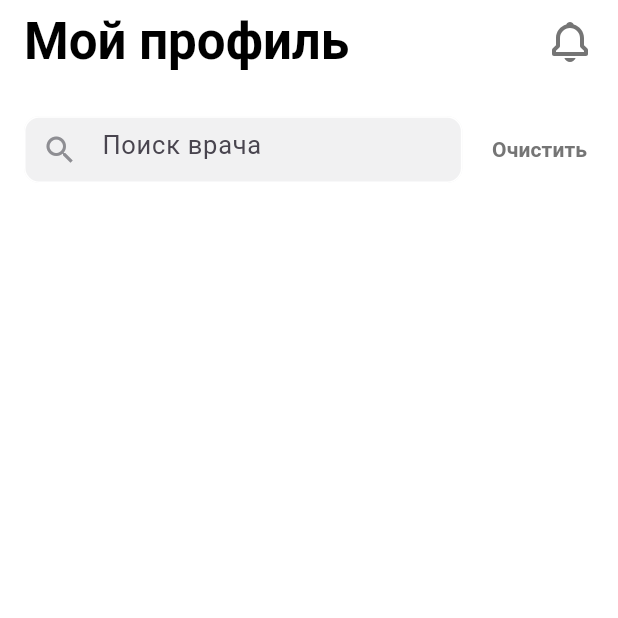
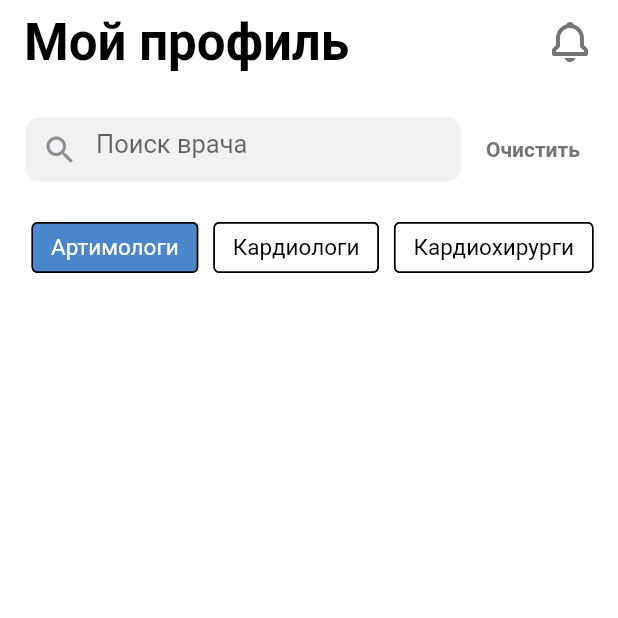
Before and after one commit to chiefbaki/flutter_clinic_app, a Flutter app: the SearchScreen screen opened directly, on a phone screen of 412 x 824 dp, the top half of it. Run offline on Flutter 3.47's test engine with Material 3 defaults, Android fonts, the phone set to English and light mode, and no system bars; our stand-ins replace file_picker, flutter_screenutil, flutter_svg, image_picker, persistent_bottom_nav_bar, shared_preferences; accounts and stored records are empty.

```diff
--- a/lib/internal/app.dart
+++ b/lib/internal/app.dart
@@ -15,6 +15,7 @@ class MyApp extends StatelessWidget {
       builder: (context, child) => MaterialApp(
         debugShowCheckedModeBanner: false,
         theme: ThemeData(
+          useMaterial3: false,
             scaffoldBackgroundColor: AppColors.bgColor,
             appBarTheme: const AppBarTheme(
               elevation: 0.5,
--- a/lib/presentation/home/search_screen.dart
+++ b/lib/presentation/home/search_screen.dart
@@ -13,8 +13,17 @@ class SearchScreen extends StatefulWidget {
 }
 
 class _SearchScreenState extends State<SearchScreen> {
+  final TextEditingController _controller = TextEditingController();
 
-  final TextEditingController _controller = TextEditingController();
+  final List<String> names = [
+    "Артимологи",
+    "Кардиологи",
+    "Кардиохирурги",
+    "Отолорингологи",
+    "Стоматологи"
+  ];
+
+  int selectedIndex = 0;
 
   @override
   Widget build(BuildContext context) {
@@ -51,9 +60,12 @@ class _SearchScreenState extends State<SearchScreen> {
                   child: TextField(
                     controller: _controller,
                     decoration: InputDecoration(
-                      prefixIcon: const Icon(Icons.search, color: AppColors.searchFieldColors,),
-                      hintText: "Поиск врача",
-                      hintStyle: AppFonts.s17w400,
+                        prefixIcon: const Icon(
+                          Icons.search,
+                          color: AppColors.searchFieldColors,
+                        ),
+                        hintText: "Поиск врача",
+                        hintStyle: AppFonts.s17w400,
                         filled: true,
                         fillColor:
                             AppColors.searchFieldColors.withOpacity(0.12),
@@ -68,14 +80,73 @@ class _SearchScreenState extends State<SearchScreen> {
                 SizedBox(
                   width: 7.w,
                 ),
-                TextButton(onPressed: (){
-                  _controller.clear();
-                }, child: Text("Очистить", style: AppFonts.s14w600.copyWith(color: AppColors.docLabelColor),))
+                TextButton(
+                    onPressed: () {
+                      _controller.clear();
+                    },
+                    child: Text(
+                      "Очистить",
+                      style: AppFonts.s14w600
+                          .copyWith(color: AppColors.docLabelColor),
+                    ))
               ],
             ),
+            SizedBox(
+              height: MediaQuery.of(context).size.height * 0.1,
+              child: ListView.builder(
+                  shrinkWrap: true,
+                  scrollDirection: Axis.horizontal,
+                  itemCount: names.length,
+                  itemBuilder: ((context, index) {
+                    return Choice(
+                      name: names[index],
+                      isSelected: selectedIndex == index,
+                      onSelected: (val) {
+                        selectedIndex = index;
+                        setState(() {});
+                      },
+                    );
+                  })),
+            )
           ],
         ),
       ),
     );
   }
 }
+
+class Choice extends StatelessWidget {
+  final String name;
+  final bool isSelected;
+  final Function(bool) onSelected;
+  const Choice(
+      {super.key,
+      required this.name,
+      required this.isSelected,
+      required this.onSelected});
+
+  @override
+  Widget build(BuildContext context) {
+    return Padding(
+      padding: const EdgeInsets.symmetric(
+        horizontal: 5,
+      ),
+      child: ChoiceChip(
+        showCheckmark: false,
+        onSelected: onSelected,
+        backgroundColor: Colors.white,
+        selectedColor: AppColors.btnColor,
+        shape: RoundedRectangleBorder(
+          borderRadius: BorderRadius.circular(4),
+          side: const BorderSide(color: Colors.black)
+        ),
+        label: Text(
+          name,
+          style: isSelected ? AppFonts.s15w400.copyWith(color: Colors.white) : AppFonts.s15w400.copyWith(color: Colors.black) ,
+        ),
+        disabledColor: AppColors.circleAvatar,
+        selected: isSelected,
+      ),
+    );
+  }
+}
```
